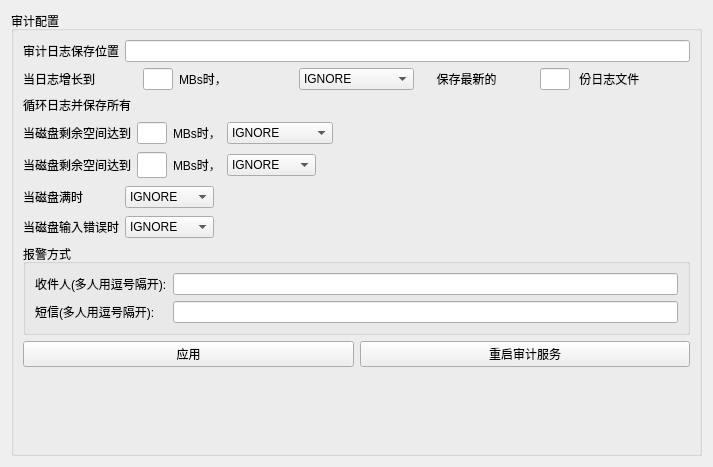
The window that AUD/audconfpage.ui (liuyufeng509/SecCenter) describes before a commit, drawn with Qt 5.
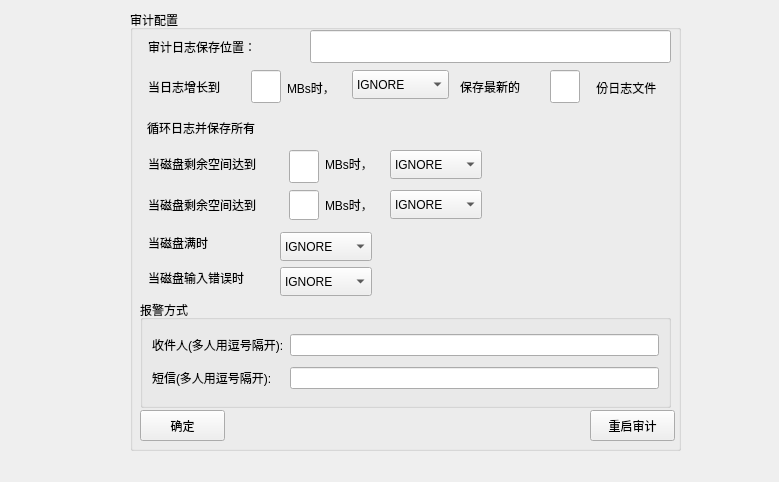
The same window after the commit.

```diff
--- a/AUD/audconfpage.ui
+++ b/AUD/audconfpage.ui
@@ -6,71 +6,121 @@
    <rect>
     <x>0</x>
     <y>0</y>
-    <width>713</width>
-    <height>467</height>
+    <width>779</width>
+    <height>482</height>
    </rect>
   </property>
   <property name="windowTitle">
    <string>Form</string>
   </property>
-  <layout class="QGridLayout" name="gridLayout">
-   <item row="0" column="0">
     <widget class="QGroupBox" name="groupBox_6">
      <property name="enabled">
       <bool>true</bool>
      </property>
+   <property name="geometry">
+    <rect>
+     <x>130</x>
+     <y>10</y>
+     <width>551</width>
+     <height>441</height>
+    </rect>
+   </property>
      <property name="title">
       <string>审计配置</string>
      </property>
-     <layout class="QGridLayout" name="gridLayout_16">
-      <item row="0" column="0" colspan="2">
-       <layout class="QHBoxLayout" name="horizontalLayout_6">
-        <item>
+   <widget class="QLabel" name="label_23">
+    <property name="geometry">
+     <rect>
+      <x>17</x>
+      <y>107</y>
+      <width>135</width>
+      <height>21</height>
+     </rect>
+    </property>
+    <property name="text">
+     <string>循环日志并保存所有</string>
+    </property>
+   </widget>
+   <widget class="QGroupBox" name="groupBox_15">
+    <property name="geometry">
+     <rect>
+      <x>10</x>
+      <y>290</y>
+      <width>531</width>
+      <height>108</height>
+     </rect>
+    </property>
+    <property name="title">
+     <string>报警方式</string>
+    </property>
+    <layout class="QGridLayout" name="gridLayout_6">
+     <item row="0" column="1">
+      <widget class="QLineEdit" name="mail_lineEdit"/>
+     </item>
+     <item row="2" column="1">
+      <widget class="QLineEdit" name="msg_lineEdit"/>
+     </item>
+     <item row="0" column="0">
+      <widget class="QLabel" name="label_28">
+       <property name="text">
+        <string>收件人(多人用逗号隔开):</string>
+       </property>
+      </widget>
+     </item>
+     <item row="2" column="0">
+      <widget class="QLabel" name="label_29">
+       <property name="text">
+        <string>短信(多人用逗号隔开):</string>
+       </property>
+      </widget>
+     </item>
+    </layout>
+   </widget>
+   <widget class="QPushButton" name="restartAduButton">
+    <property name="geometry">
+     <rect>
+      <x>460</x>
+      <y>400</y>
+      <width>85</width>
+      <height>31</height>
+     </rect>
+    </property>
+    <property name="text">
+     <string>重启审计</string>
+    </property>
+   </widget>
          <widget class="QLabel" name="label_21">
-          <property name="text">
-           <string>审计日志保存位置</string>
-          </property>
-         </widget>
-        </item>
-        <item>
-         <widget class="QLineEdit" name="log_filelineEdit"/>
-        </item>
-       </layout>
-      </item>
-      <item row="1" column="0" colspan="2">
-       <layout class="QHBoxLayout" name="horizontalLayout_7">
-        <item>
-         <widget class="QLabel" name="label_22">
+    <property name="geometry">
+     <rect>
+      <x>18</x>
+      <y>26</y>
+      <width>131</width>
+      <height>21</height>
+     </rect>
+    </property>
           <property name="text">
-           <string>当日志增长到      </string>
-          </property>
-         </widget>
-        </item>
-        <item>
-         <widget class="QLineEdit" name="max_log_filelineEdit">
-          <property name="minimumSize">
-           <size>
-            <width>30</width>
-            <height>0</height>
-           </size>
-          </property>
-          <property name="maximumSize">
-           <size>
-            <width>30</width>
-            <height>16777215</height>
-           </size>
-          </property>
-         </widget>
-        </item>
-        <item>
-         <widget class="QLabel" name="label_18">
-          <property name="text">
-           <string>MBs时，</string>
-          </property>
-         </widget>
-        </item>
-        <item>
+     <string>审计日志保存位置：</string>
+    </property>
+   </widget>
+   <widget class="QLineEdit" name="log_filelineEdit">
+    <property name="geometry">
+     <rect>
+      <x>180</x>
+      <y>20</y>
+      <width>361</width>
+      <height>33</height>
+     </rect>
+    </property>
+   </widget>
          <widget class="QComboBox" name="max_log_file_action_comboBox">
+    <property name="geometry">
+     <rect>
+      <x>222</x>
+      <y>60</y>
+      <width>97</width>
+      <height>29</height>
+     </rect>
+    </property>
           <item>
            <property name="text">
             <string>IGNORE</string>
@@ -97,16 +147,28 @@
            </property>
           </item>
          </widget>
-        </item>
-        <item>
          <widget class="QLabel" name="label_15">
+    <property name="geometry">
+     <rect>
+      <x>330</x>
+      <y>60</y>
+      <width>81</width>
+      <height>33</height>
+     </rect>
+    </property>
           <property name="text">
-           <string>     保存最新的     </string>
-          </property>
-         </widget>
-        </item>
-        <item>
-         <widget class="QLineEdit" name="num_logslineEdit">
+     <string>保存最新的     </string>
+    </property>
+   </widget>
+   <widget class="QLineEdit" name="max_log_filelineEdit">
+    <property name="geometry">
+     <rect>
+      <x>121</x>
+      <y>60</y>
+      <width>30</width>
+      <height>33</height>
+     </rect>
+    </property>
           <property name="minimumSize">
            <size>
             <width>30</width>
@@ -120,34 +182,76 @@
            </size>
           </property>
          </widget>
-        </item>
-        <item>
          <widget class="QLabel" name="label_17">
+    <property name="geometry">
+     <rect>
+      <x>463</x>
+      <y>67</y>
+      <width>79</width>
+      <height>21</height>
+     </rect>
+    </property>
           <property name="text">
            <string> 份日志文件</string>
           </property>
          </widget>
-        </item>
-       </layout>
-      </item>
-      <item row="2" column="0">
-       <widget class="QLabel" name="label_23">
+   <widget class="QLabel" name="label_18">
+    <property name="geometry">
+     <rect>
+      <x>157</x>
+      <y>67</y>
+      <width>59</width>
+      <height>21</height>
+     </rect>
+    </property>
         <property name="text">
-         <string>循环日志并保存所有</string>
-        </property>
-       </widget>
-      </item>
-      <item row="3" column="0" colspan="2">
-       <layout class="QHBoxLayout" name="horizontalLayout_9">
-        <item>
-         <widget class="QLabel" name="label_24">
+     <string>MBs时，</string>
+    </property>
+   </widget>
+   <widget class="QLineEdit" name="num_logslineEdit">
+    <property name="geometry">
+     <rect>
+      <x>420</x>
+      <y>60</y>
+      <width>30</width>
+      <height>33</height>
+     </rect>
+    </property>
+    <property name="minimumSize">
+     <size>
+      <width>30</width>
+      <height>0</height>
+     </size>
+    </property>
+    <property name="maximumSize">
+     <size>
+      <width>30</width>
+      <height>16777215</height>
+     </size>
+    </property>
+   </widget>
+   <widget class="QLabel" name="label_22">
+    <property name="geometry">
+     <rect>
+      <x>18</x>
+      <y>60</y>
+      <width>97</width>
+      <height>33</height>
+     </rect>
+    </property>
           <property name="text">
-           <string>当磁盘剩余空间达到</string>
-          </property>
-         </widget>
-        </item>
-        <item>
+     <string>当日志增长到      </string>
+    </property>
+   </widget>
          <widget class="QLineEdit" name="admin_space_left_lineEdit">
+    <property name="geometry">
+     <rect>
+      <x>159</x>
+      <y>140</y>
+      <width>30</width>
+      <height>33</height>
+     </rect>
+    </property>
           <property name="minimumSize">
            <size>
             <width>30</width>
@@ -161,69 +265,127 @@
            </size>
           </property>
          </widget>
-        </item>
-        <item>
+   <widget class="QLabel" name="label_24">
+    <property name="geometry">
+     <rect>
+      <x>18</x>
+      <y>143</y>
+      <width>135</width>
+      <height>21</height>
+     </rect>
+    </property>
+    <property name="text">
+     <string>当磁盘剩余空间达到</string>
+    </property>
+   </widget>
          <widget class="QLabel" name="label_16">
+    <property name="geometry">
+     <rect>
+      <x>195</x>
+      <y>143</y>
+      <width>59</width>
+      <height>21</height>
+     </rect>
+    </property>
           <property name="text">
            <string>MBs时，</string>
           </property>
          </widget>
-        </item>
-        <item>
          <widget class="QComboBox" name="admin_space_left_action_comboBox">
-          <item>
-           <property name="text">
-            <string>IGNORE</string>
-           </property>
-          </item>
-          <item>
-           <property name="text">
-            <string>SYSLOG</string>
-           </property>
-          </item>
-          <item>
-           <property name="text">
-            <string>EMAIL</string>
-           </property>
-          </item>
-          <item>
-           <property name="text">
-            <string>SUSPEND</string>
-           </property>
-          </item>
-          <item>
-           <property name="text">
-            <string>SINGLEHALT</string>
-           </property>
-          </item>
-         </widget>
-        </item>
-        <item>
-         <spacer name="horizontalSpacer_9">
-          <property name="orientation">
-           <enum>Qt::Horizontal</enum>
-          </property>
-          <property name="sizeHint" stdset="0">
+    <property name="geometry">
+     <rect>
+      <x>260</x>
+      <y>140</y>
+      <width>92</width>
+      <height>29</height>
+     </rect>
+    </property>
+    <property name="maximumSize">
            <size>
-            <width>142</width>
-            <height>26</height>
-           </size>
-          </property>
-         </spacer>
-        </item>
-       </layout>
-      </item>
-      <item row="4" column="0" colspan="2">
-       <layout class="QHBoxLayout" name="horizontalLayout_10">
+      <width>92</width>
+      <height>16777215</height>
+     </size>
+    </property>
+    <item>
+     <property name="text">
+      <string>IGNORE</string>
+     </property>
+    </item>
+    <item>
+     <property name="text">
+      <string>SYSLOG</string>
+     </property>
+    </item>
         <item>
-         <widget class="QLabel" name="label_25">
           <property name="text">
-           <string>当磁盘剩余空间达到</string>
-          </property>
-         </widget>
+      <string>EMAIL</string>
+     </property>
+    </item>
+    <item>
+     <property name="text">
+      <string>SUSPEND</string>
+     </property>
+    </item>
+    <item>
+     <property name="text">
+      <string>SINGLE</string>
+     </property>
+    </item>
+    <item>
+     <property name="text">
+      <string>HALT</string>
+     </property>
+    </item>
+   </widget>
+   <widget class="QComboBox" name="space_left_action_comboBox">
+    <property name="geometry">
+     <rect>
+      <x>260</x>
+      <y>180</y>
+      <width>92</width>
+      <height>29</height>
+     </rect>
+    </property>
+    <item>
+     <property name="text">
+      <string>IGNORE</string>
+     </property>
         </item>
         <item>
+     <property name="text">
+      <string>SYSLOG</string>
+     </property>
+    </item>
+    <item>
+     <property name="text">
+      <string>EMAIL</string>
+     </property>
+    </item>
+    <item>
+     <property name="text">
+      <string>SUSPEND</string>
+     </property>
+    </item>
+    <item>
+     <property name="text">
+      <string>SINGLE</string>
+     </property>
+    </item>
+    <item>
+     <property name="text">
+      <string>HALT</string>
+     </property>
+    </item>
+   </widget>
          <widget class="QLineEdit" name="space_left_lineEdit">
+    <property name="geometry">
+     <rect>
+      <x>159</x>
+      <y>180</y>
+      <width>30</width>
+      <height>30</height>
+     </rect>
+    </property>
           <property name="minimumSize">
            <size>
             <width>30</width>
@@ -237,216 +399,142 @@
            </size>
           </property>
          </widget>
-        </item>
-        <item>
+   <widget class="QLabel" name="label_25">
+    <property name="geometry">
+     <rect>
+      <x>18</x>
+      <y>184</y>
+      <width>135</width>
+      <height>21</height>
+     </rect>
+    </property>
+    <property name="text">
+     <string>当磁盘剩余空间达到</string>
+    </property>
+   </widget>
          <widget class="QLabel" name="label_19">
+    <property name="geometry">
+     <rect>
+      <x>195</x>
+      <y>184</y>
+      <width>59</width>
+      <height>21</height>
+     </rect>
+    </property>
           <property name="text">
            <string>MBs时，</string>
           </property>
          </widget>
-        </item>
-        <item>
-         <widget class="QComboBox" name="space_left_action_comboBox">
-          <item>
-           <property name="text">
-            <string>IGNORE</string>
-           </property>
-          </item>
-          <item>
-           <property name="text">
-            <string>SYSLOG</string>
-           </property>
-          </item>
-          <item>
-           <property name="text">
-            <string>EMAIL</string>
-           </property>
-          </item>
-          <item>
-           <property name="text">
-            <string>SUSPEND</string>
-           </property>
-          </item>
-          <item>
-           <property name="text">
-            <string>SINGLE</string>
-           </property>
-          </item>
-          <item>
-           <property name="text">
-            <string>HALT</string>
-           </property>
-          </item>
-         </widget>
-        </item>
-        <item>
-         <spacer name="horizontalSpacer_10">
-          <property name="orientation">
-           <enum>Qt::Horizontal</enum>
-          </property>
-          <property name="sizeHint" stdset="0">
-           <size>
-            <width>142</width>
-            <height>26</height>
-           </size>
-          </property>
-         </spacer>
-        </item>
-       </layout>
-      </item>
-      <item row="5" column="0" colspan="2">
-       <layout class="QGridLayout" name="gridLayout_20">
-        <item row="0" column="2">
-         <widget class="QComboBox" name="disk_full_action_comboBox">
-          <item>
-           <property name="text">
-            <string>IGNORE</string>
-           </property>
-          </item>
-          <item>
-           <property name="text">
-            <string>SYSLOG</string>
-           </property>
-          </item>
-          <item>
-           <property name="text">
-            <string>SUSPEND</string>
-           </property>
-          </item>
-          <item>
-           <property name="text">
-            <string>SINGLE</string>
-           </property>
-          </item>
-          <item>
-           <property name="text">
-            <string>HALT</string>
-           </property>
-          </item>
-         </widget>
-        </item>
-        <item row="0" column="3">
-         <spacer name="horizontalSpacer_14">
-          <property name="orientation">
-           <enum>Qt::Horizontal</enum>
-          </property>
-          <property name="sizeHint" stdset="0">
-           <size>
-            <width>142</width>
-            <height>26</height>
-           </size>
-          </property>
-         </spacer>
-        </item>
-        <item row="1" column="2">
-         <widget class="QComboBox" name="disk_error_action_comboBox">
-          <item>
-           <property name="text">
-            <string>IGNORE</string>
-           </property>
-          </item>
-          <item>
-           <property name="text">
-            <string>SYSLOG</string>
-           </property>
-          </item>
-          <item>
-           <property name="text">
-            <string>SUSPEND</string>
-           </property>
-          </item>
-          <item>
-           <property name="text">
-            <string>SINGLE</string>
-           </property>
-          </item>
-          <item>
-           <property name="text">
-            <string>HALT</string>
-           </property>
-          </item>
-         </widget>
-        </item>
-        <item row="0" column="0">
          <widget class="QLabel" name="label_26">
+    <property name="geometry">
+     <rect>
+      <x>18</x>
+      <y>222</y>
+      <width>81</width>
+      <height>21</height>
+     </rect>
+    </property>
           <property name="text">
            <string>当磁盘满时</string>
           </property>
          </widget>
-        </item>
-        <item row="1" column="0">
+   <widget class="QComboBox" name="disk_full_action_comboBox">
+    <property name="geometry">
+     <rect>
+      <x>150</x>
+      <y>222</y>
+      <width>92</width>
+      <height>29</height>
+     </rect>
+    </property>
+    <item>
+     <property name="text">
+      <string>IGNORE</string>
+     </property>
+    </item>
+    <item>
+     <property name="text">
+      <string>SYSLOG</string>
+     </property>
+    </item>
+    <item>
+     <property name="text">
+      <string>SUSPEND</string>
+     </property>
+    </item>
+    <item>
+     <property name="text">
+      <string>SINGLE</string>
+     </property>
+    </item>
+    <item>
+     <property name="text">
+      <string>HALT</string>
+     </property>
+    </item>
+   </widget>
          <widget class="QLabel" name="label_27">
+    <property name="geometry">
+     <rect>
+      <x>18</x>
+      <y>257</y>
+      <width>120</width>
+      <height>21</height>
+     </rect>
+    </property>
           <property name="text">
            <string>当磁盘输入错误时</string>
           </property>
          </widget>
-        </item>
-       </layout>
-      </item>
-      <item row="6" column="0" colspan="2">
-       <widget class="QGroupBox" name="groupBox_15">
-        <property name="title">
-         <string>报警方式</string>
-        </property>
-        <layout class="QGridLayout" name="gridLayout_6">
-         <item row="0" column="1">
-          <widget class="QLineEdit" name="mail_lineEdit"/>
-         </item>
-         <item row="2" column="1">
-          <widget class="QLineEdit" name="msg_lineEdit"/>
-         </item>
-         <item row="0" column="0">
-          <widget class="QLabel" name="label_28">
+   <widget class="QComboBox" name="disk_error_action_comboBox">
+    <property name="geometry">
+     <rect>
+      <x>150</x>
+      <y>257</y>
+      <width>92</width>
+      <height>29</height>
+     </rect>
+    </property>
+    <item>
+     <property name="text">
+      <string>IGNORE</string>
+     </property>
+    </item>
+    <item>
+     <property name="text">
+      <string>SYSLOG</string>
+     </property>
+    </item>
+    <item>
+     <property name="text">
+      <string>SUSPEND</string>
+     </property>
+    </item>
+    <item>
            <property name="text">
-            <string>收件人(多人用逗号隔开):</string>
-           </property>
-          </widget>
-         </item>
-         <item row="2" column="0">
-          <widget class="QLabel" name="label_29">
+      <string>SINGLE</string>
+     </property>
+    </item>
+    <item>
            <property name="text">
-            <string>短信(多人用逗号隔开):</string>
-           </property>
-          </widget>
-         </item>
-        </layout>
-       </widget>
-      </item>
-      <item row="7" column="0">
-       <layout class="QHBoxLayout" name="horizontalLayout_11">
-        <item>
+      <string>HALT</string>
+     </property>
+    </item>
+   </widget>
          <widget class="QPushButton" name="apl_cfg_Button">
-          <property name="text">
-           <string>应用</string>
-          </property>
-         </widget>
-        </item>
-       </layout>
-      </item>
-      <item row="7" column="1">
-       <widget class="QPushButton" name="restartAduButton">
+    <property name="geometry">
+     <rect>
+      <x>10</x>
+      <y>400</y>
+      <width>85</width>
+      <height>31</height>
+     </rect>
+    </property>
         <property name="text">
-         <string>重启审计服务</string>
-        </property>
-       </widget>
-      </item>
-      <item row="8" column="0">
-       <spacer name="verticalSpacer">
-        <property name="orientation">
-         <enum>Qt::Vertical</enum>
-        </property>
-        <property name="sizeHint" stdset="0">
-         <size>
-          <width>20</width>
-          <height>40</height>
-         </size>
-        </property>
-       </spacer>
-      </item>
-     </layout>
-    </widget>
-   </item>
-  </layout>
+     <string>确定</string>
+    </property>
+   </widget>
+  </widget>
  </widget>
  <resources/>
  <connections/>
```
Lines whose indentation alone changed are shown as unchanged.
